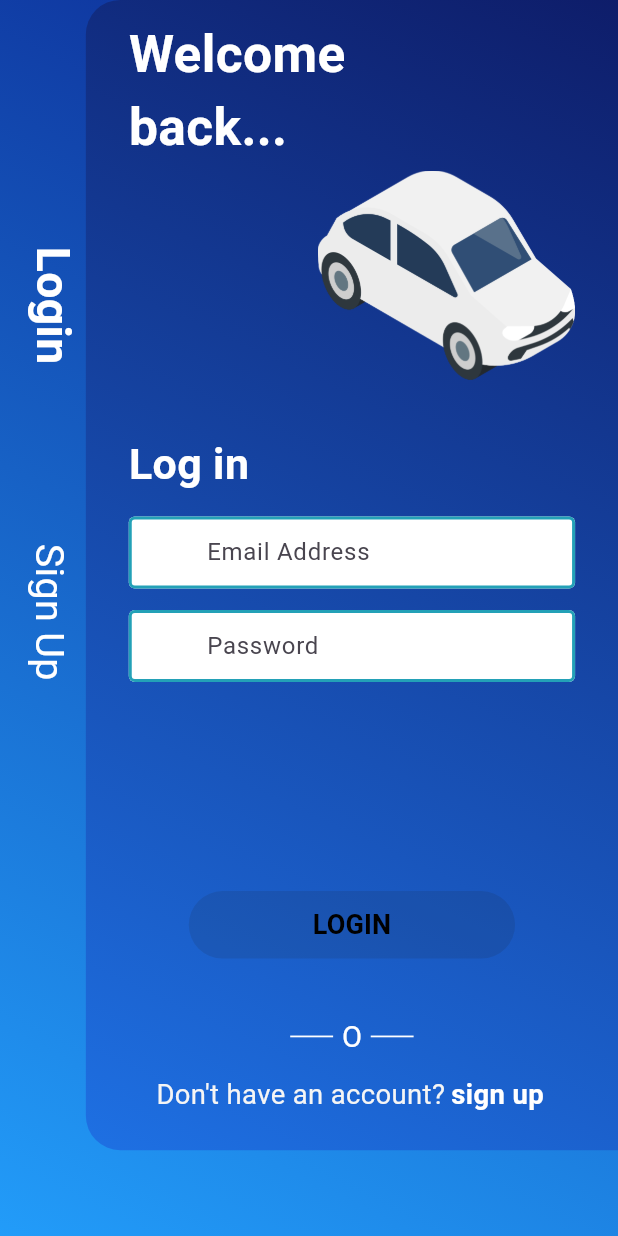
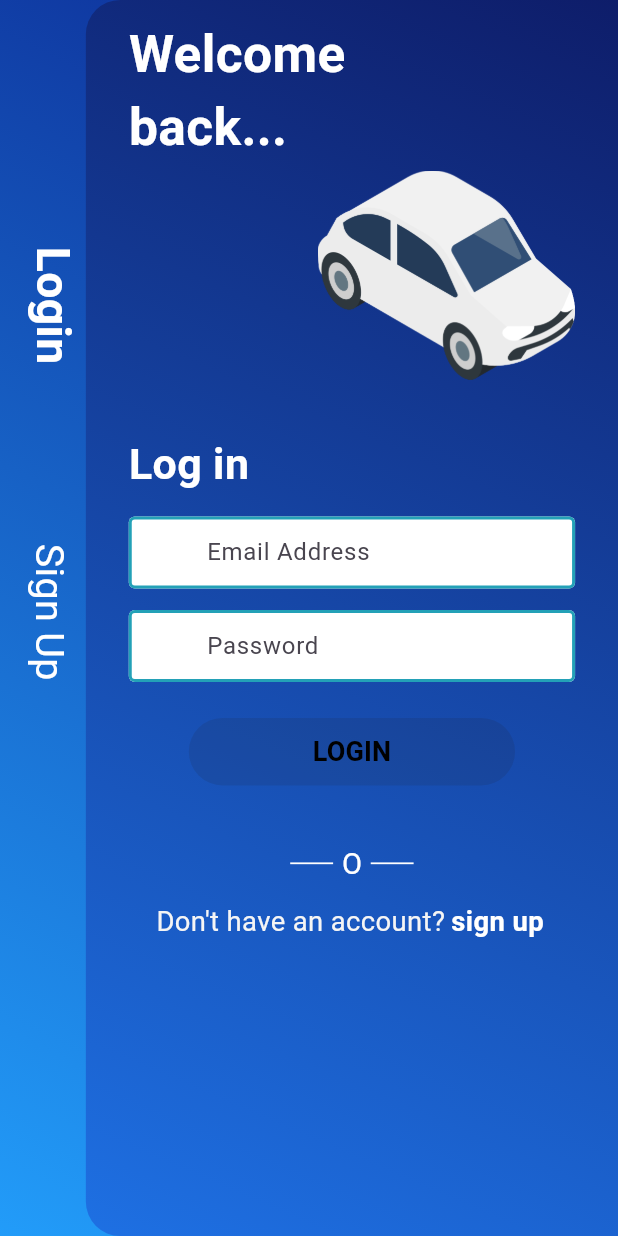
Before and after one commit to neyen-s/inDriver-uber-clone, a Flutter app: the screen it shows after launch, on a phone screen of 412 x 824 dp. Run offline on Flutter 3.47's test engine with Material 3 defaults, Android fonts, the phone set to English and light mode, and no system bars; our stand-ins replace bloc, dartz, device_preview, equatable, flutter_bloc, flutter_screenutil and 9 more; missing offline and left inert: flutter_polyline_points; accounts and stored records are empty.

Commit message:
Fixed overflow on signin page, and cleaned some code

```diff
--- a/lib/src/auth/presentation/pages/sign-in/sign_in_content.dart
+++ b/lib/src/auth/presentation/pages/sign-in/sign_in_content.dart
@@ -39,13 +39,15 @@ class _SignInContentState extends State<SignInContent> {
 
     return GestureDetector(
       onTap: () => FocusScope.of(context).unfocus(),
+      child: SingleChildScrollView(
+        padding: EdgeInsets.only(bottom: bottomInset),
         child: Stack(
           children: [
             _backgroundButtons(context),
             AuthBackground(
-            cardHeight: context.height * 0.95,
+              cardHeight: context.height,
               cardWidth: context.width,
-            margin: EdgeInsets.only(left: 50.w, bottom: 50.w, top: 0.h),
+              margin: EdgeInsets.only(left: 50.w, bottom: 0.w, top: 0.h),
               gradientColors: const [
                 Color.fromARGB(255, 14, 29, 106),
                 Color.fromARGB(255, 30, 112, 227),
@@ -83,14 +85,9 @@ class _SignInContentState extends State<SignInContent> {
                       builder: (context, state) {
                         final vm = SignInViewModel.fromState(state);
 
-                      return SingleChildScrollView(
-                        padding: EdgeInsets.only(bottom: bottomInset),
-                        child: ConstrainedBox(
-                          constraints: BoxConstraints(
-                            minHeight: constraints.maxHeight,
-                          ),
-                          child: IntrinsicHeight(
-                            child: Column(
+                        return Column(
+                          mainAxisSize: MainAxisSize
+                              .min, // evita que ocupe toda la pantalla
                           crossAxisAlignment: CrossAxisAlignment.start,
                           children: [
                             SizedBox(height: 10.h),
@@ -99,17 +96,13 @@ class _SignInContentState extends State<SignInContent> {
                             _carImage(),
                             _loginText(),
                             SizedBox(height: 12.h),
-
-                                // TODO: Make the forms react only when the user
-                                //closes the keyboard or goes to another field
                             DefaultTextFieldOutlined(
                               hintText: 'Email Address',
                               prefixIcon: Icons.person,
                               filled: true,
                               fillColour: Colors.white,
                               controller: _emailController,
-                                  errorText:
-                                      vm.email.isNotValid && !vm.email.isPure
+                              errorText: vm.email.isNotValid && !vm.email.isPure
                                   ? 'Invalid email'
                                   : null,
                               onChanged: (value) => context
@@ -125,16 +118,14 @@ class _SignInContentState extends State<SignInContent> {
                               obscureText: true,
                               controller: _passwordController,
                               errorText:
-                                      vm.password.isNotValid &&
-                                          !vm.password.isPure
+                                  vm.password.isNotValid && !vm.password.isPure
                                   ? 'Invalid password'
                                   : null,
                               onChanged: (value) => context
                                   .read<SignInBloc>()
                                   .add(SignInPasswordChanged(value)),
                             ),
-                                SizedBox(height: isKeyboardOpen ? 40.h : 10),
-                                const Spacer(),
+                            SizedBox(height: 20.h),
                             if (vm.error != null)
                               Padding(
                                 padding: const EdgeInsets.symmetric(
@@ -170,9 +161,6 @@ class _SignInContentState extends State<SignInContent> {
                             _dontHaveAnAccountSection(context),
                             SizedBox(height: 20.h),
                           ],
-                            ),
-                          ),
-                        ),
                         );
                       },
                     );
@@ -181,6 +169,7 @@ class _SignInContentState extends State<SignInContent> {
               ),
             ),
           ],
+        ),
       ),
     );
   }
--- a/lib/src/auth/presentation/pages/sign-in/sign_in_page.dart
+++ b/lib/src/auth/presentation/pages/sign-in/sign_in_page.dart
@@ -9,8 +9,10 @@ class SignInPage extends StatelessWidget {
   @override
   Widget build(BuildContext context) {
     return const Scaffold(
+      extendBody: true,
+      resizeToAvoidBottomInset: true,
       body: SignInContent(),
-      backgroundColor: Colors.blueAccent,
+      backgroundColor: Colors.transparent,
     );
   }
 }
--- a/lib/src/auth/presentation/widgets/auth_background.dart
+++ b/lib/src/auth/presentation/widgets/auth_background.dart
@@ -15,6 +15,7 @@ class AuthBackground extends StatelessWidget {
 
   final Widget child;
   final List<Color> gradientColors;
+
   final double cardHeight;
   final double cardWidth;
   final EdgeInsetsGeometry? margin;
--- a/lib/src/client/presentation/pages/map/bloc/client_map_seeker_bloc.dart
+++ b/lib/src/client/presentation/pages/map/bloc/client_map_seeker_bloc.dart
@@ -7,9 +7,7 @@ import 'package:geolocator/geolocator.dart';
 import 'package:google_maps_flutter/google_maps_flutter.dart';
 import 'package:indriver_uber_clone/core/domain/usecases/usecases/geolocator_use_cases.dart';
 import 'package:indriver_uber_clone/core/enums/enums.dart';
-import 'package:indriver_uber_clone/core/utils/fold_or_emit_error.dart';
 import 'package:indriver_uber_clone/core/utils/map-utils/deboncer_location.dart';
-import 'package:indriver_uber_clone/core/utils/map-utils/get_adress_from_latlng.dart';
 import 'package:indriver_uber_clone/secrets.dart';
 
 part 'client_map_seeker_event.dart';
--- a/lib/src/client/presentation/pages/map/client_map_seeker_page.dart
+++ b/lib/src/client/presentation/pages/map/client_map_seeker_page.dart
@@ -57,8 +57,7 @@ class _ClientMapSeekerPageState extends State<ClientMapSeekerPage> {
 
     _mapController = Completer();
     _loadCustomIcons().then((_) async {
-      // Esperar a que el mapa se haya creado antes de pedir ubicación
-      final controller = await _mapController.future;
+      await _mapController.future;
       context.read<ClientMapSeekerBloc>().add(GetCurrentPositionRequested());
     });
 
@@ -141,7 +140,6 @@ class _ClientMapSeekerPageState extends State<ClientMapSeekerPage> {
                   mapController: _mapController,
                   initialPosition: _initialPosition,
                   markers: markers,
-
                   polylines: buildPolylineFromPoints(state),
                   isTripReady: isTripReady,
                   showMapPadding: showMapPadding,
@@ -165,7 +163,6 @@ class _ClientMapSeekerPageState extends State<ClientMapSeekerPage> {
                   ),
                 ),
 
-                // Search fields
                 AnimatedSwitcher(
                   duration: const Duration(milliseconds: 300),
                   child: isTripReady
--- a/lib/src/client/presentation/pages/map/handler/map_listener_handler.dart
+++ b/lib/src/client/presentation/pages/map/handler/map_listener_handler.dart
@@ -23,16 +23,6 @@ Future<void> handleMapStateChange({
   required void Function(LatLng?) onUpdateDestinationLatLng,
   required void Function(bool) onSetShowMapPadding,
 }) async {
-  /*   WidgetsBinding.instance.addPostFrameCallback((_) {
-    if (state is ClientMapSeekerLoading ||
-            state is RouteDrawingInProgress ||
-            state is ClientMapSeekerInitial) {
-      LoadingService.show(context, message: 'Loading location...');
-    } else {
-      LoadingService.hide(context);
-    }
-  }); */
-
   if (state is SelectedFieldChanged) {
     onUpdateSelectedField(state.selectedField);
   }
```
Lines whose indentation alone changed are shown as unchanged.
